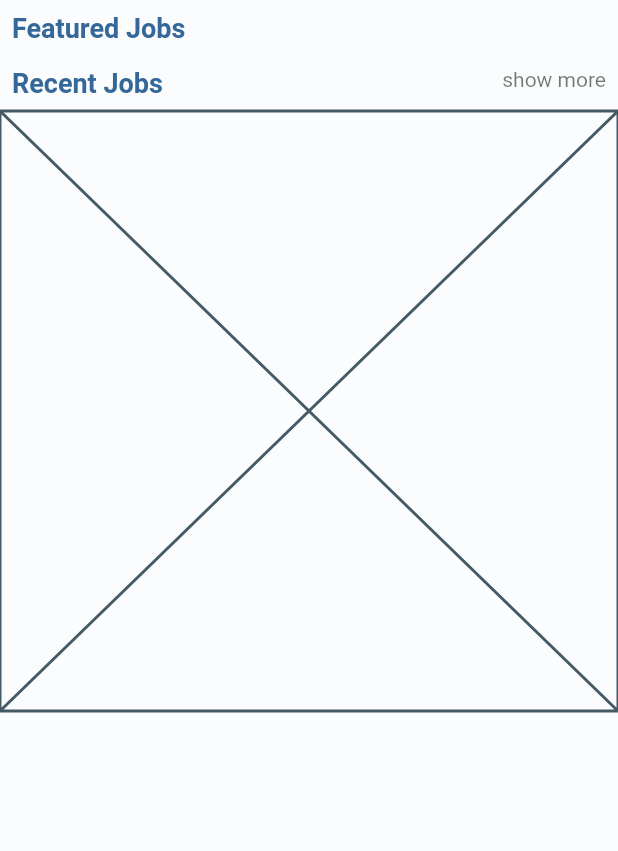
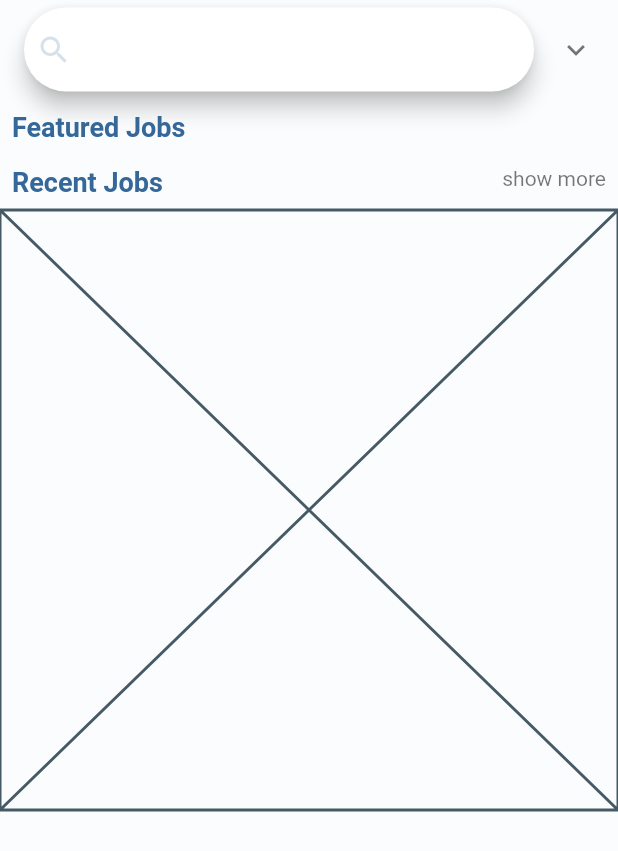
Before and after one commit to med997/hr_career_app, a Flutter app: the HomeJobPage widget shown alone on an empty page, opened directly, on a phone screen of 412 x 824 dp. Shown: the top 851 px of the screen. Run offline on Flutter 3.47's test engine with Material 3 defaults, Android fonts, the phone set to English and light mode, and no system bars; our stand-ins replace bloc, carousel_slider, dartz, equatable, flutter_bloc, flutter_svg and 4 more; missing offline and left inert: flutter_adaptive_scaffold; accounts and stored records are empty; network calls fail; Roboto replaces fonts that are missing (almarai).

Commit message:
add searchh bar widget

```diff
--- a/lib/core/app_theme.dart
+++ b/lib/core/app_theme.dart
@@ -9,6 +9,21 @@ const bgColor = Color(0xfffafcfd);
 final appTheme = ThemeData(
   scaffoldBackgroundColor: bgColor,
   fontFamily: 'almarai',
+
+    dropdownMenuTheme: DropdownMenuThemeData(
+      inputDecorationTheme: InputDecorationTheme(
+        border: OutlineInputBorder(borderRadius: BorderRadius.circular(12),
+        borderSide: BorderSide(color: primaryTransparent,width: 0.8),),
+        enabledBorder:OutlineInputBorder(borderRadius: BorderRadius.circular(12),
+      borderSide: BorderSide(color: primaryColor,width: 0.8),),
+          focusedBorder: OutlineInputBorder(borderRadius: BorderRadius.circular(12),
+            borderSide: BorderSide(color: primaryColor,width: 0.8),),
+          constraints: BoxConstraints(minWidth: 150, maxWidth: 300, maxHeight: 45, minHeight: 30),
+
+      ),
+      textStyle: TextStyle(fontSize: 12),
+
+    ),
     appBarTheme: const AppBarTheme(
       backgroundColor: bgColor,
       elevation: 0.0,
--- a/lib/core/widgets/search_widget.dart
+++ b/lib/core/widgets/search_widget.dart
@@ -7,7 +7,7 @@ class SearchWidget extends StatelessWidget {
   Widget build(BuildContext context) {
     return Responsive(
         mobile: _mobileWidgetBuilder(),
-        tablet: _mobileWidgetBuilder(),
+        tablet: _desktopWidgetBuilder(),
         desktop: _desktopWidgetBuilder());
   }
 
@@ -15,7 +15,9 @@ class SearchWidget extends StatelessWidget {
   Widget _mobileWidgetBuilder(){
     return
       ExpansionTile(
-        title: SearchBar(leading: Icon(Icons.search, color: primaryTransparent,), ),
+        title: SearchBar(
+
+          leading: Icon(Icons.search, color: primaryTransparent,), ),
         children: <Widget>[
           DropdownMenu(
               label: Text('category'),
@@ -52,12 +54,22 @@ class SearchWidget extends StatelessWidget {
 
   Widget _desktopWidgetBuilder(){
     return
-      Wrap(
+      Padding(
+        padding: const EdgeInsets.all(8.0),
+        child: Wrap(
+
           direction: Axis.horizontal,
-        spacing: 2,
+          spacing: 8,
+          crossAxisAlignment: WrapCrossAlignment.center,
           children: <Widget>[
-          SearchBar(leading: Icon(Icons.search, color: primaryTransparent,), ),
+            SearchBar(
+              elevation:WidgetStatePropertyAll(0.0),
+              hintText: 'Search',
+              constraints: BoxConstraints(minWidth: 150, maxWidth: 300, maxHeight: 70, minHeight: 40),
+              leading: Icon(Icons.search, color: primaryTransparent,), ),
             DropdownMenu(
+
+              width: 220,
                 label: Text('category'),
                 dropdownMenuEntries:
                 [
@@ -67,6 +79,8 @@ class SearchWidget extends StatelessWidget {
                   DropdownMenuEntry(value: 4, label: 'mohammed'),
                 ]),
             DropdownMenu(
+
+                width: 220,
                 label: Text('company'),
                 dropdownMenuEntries:
                 [
@@ -76,6 +90,8 @@ class SearchWidget extends StatelessWidget {
                   DropdownMenuEntry(value: 4, label: 'mohammed'),
                 ]),
             DropdownMenu(
+
+                width: 220,
                 label: Text('city'),
                 dropdownMenuEntries:
                 [
@@ -84,9 +100,12 @@ class SearchWidget extends StatelessWidget {
                   DropdownMenuEntry(value: 3, label: 'ahmed'),
                   DropdownMenuEntry(value: 4, label: 'mohammed'),
                 ]),
-          ElevatedButton(onPressed:(){}, child: Text('search'))
+            FittedBox(
+
+                child: ElevatedButton( onPressed:(){}, child: Text('search')))
 
           ],
+        ),
       );
   }
 }
--- a/lib/features/home/presentation/ui/home_job_page.dart
+++ b/lib/features/home/presentation/ui/home_job_page.dart
@@ -3,6 +3,7 @@
 import 'package:flutter/cupertino.dart';
 import 'package:flutter/foundation.dart';
 import 'package:flutter/material.dart';
+import 'package:hr_career_platform/core/widgets/search_widget.dart';
 import 'package:hr_career_platform/core/widgets/sub-title.dart';
 import 'package:hr_career_platform/features/home/presentation/widgets/featured_jobs.dart';
 import 'package:hr_career_platform/features/home/presentation/widgets/recent_jobs.dart';
@@ -14,7 +15,7 @@ class HomeJobPage extends StatelessWidget {
   Widget build(BuildContext context) {
     return ListView(
       children: [
-
+        SearchWidget(),
         SubTitle(
           onShowMoreClicked: () {
             if (kDebugMode) print('showMoreClicked');
```
Lines whose indentation alone changed are shown as unchanged.
